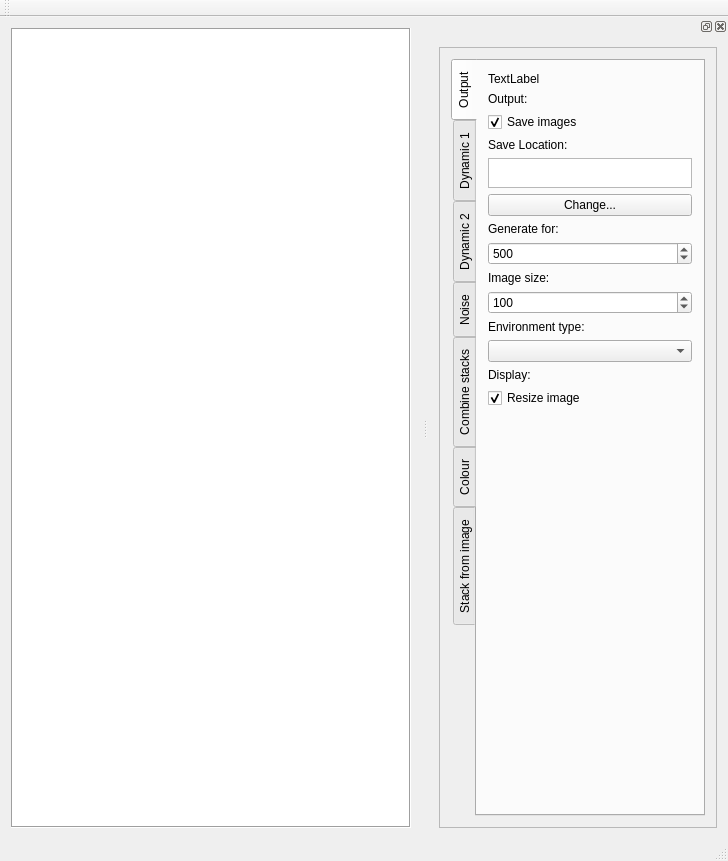
This is utility/envirogen/mainwindow.ui in palaeoware/revosim as Qt 5 draws it before an edit. The edited form follows.
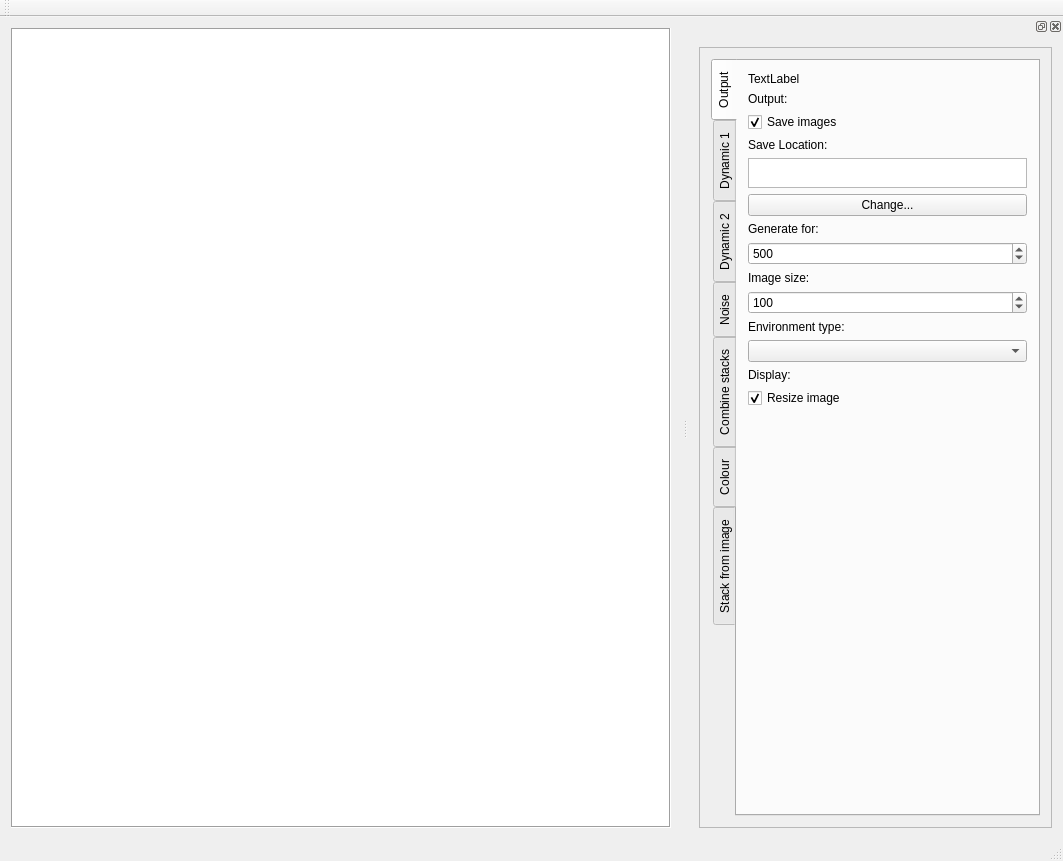
This is the edited form.

The edit to the form file:
```diff
--- a/utility/envirogen/mainwindow.ui
+++ b/utility/envirogen/mainwindow.ui
@@ -6,7 +6,7 @@
    <rect>
     <x>0</x>
     <y>0</y>
-    <width>723</width>
+    <width>1063</width>
     <height>861</height>
    </rect>
   </property>
@@ -178,10 +178,13 @@
               </property>
               <property name="html">
                <string>&lt;!DOCTYPE HTML PUBLIC &quot;-//W3C//DTD HTML 4.0//EN&quot; &quot;http://www.w3.org/TR/REC-html40/strict.dtd&quot;&gt;
-&lt;html&gt;&lt;head&gt;&lt;meta name=&quot;qrichtext&quot; content=&quot;1&quot; /&gt;&lt;style type=&quot;text/css&quot;&gt;
+&lt;html&gt;&lt;head&gt;&lt;meta name=&quot;qrichtext&quot; content=&quot;1&quot; /&gt;&lt;meta charset=&quot;utf-8&quot; /&gt;&lt;style type=&quot;text/css&quot;&gt;
 p, li { white-space: pre-wrap; }
-&lt;/style&gt;&lt;/head&gt;&lt;body style=&quot; font-family:'MS Shell Dlg 2'; font-size:7.8pt; font-weight:400; font-style:normal;&quot;&gt;
-&lt;p style=&quot;-qt-paragraph-type:empty; margin-top:0px; margin-bottom:0px; margin-left:0px; margin-right:0px; -qt-block-indent:0; text-indent:0px; font-family:'Ubuntu'; font-size:11pt;&quot;&gt;&lt;br /&gt;&lt;/p&gt;&lt;/body&gt;&lt;/html&gt;</string>
+hr { height: 1px; border-width: 0; }
+li.unchecked::marker { content: &quot;\2610&quot;; }
+li.checked::marker { content: &quot;\2612&quot;; }
+&lt;/style&gt;&lt;/head&gt;&lt;body style=&quot; font-family:'Ubuntu'; font-size:11pt; font-weight:400; font-style:normal;&quot;&gt;
+&lt;p style=&quot;-qt-paragraph-type:empty; margin-top:0px; margin-bottom:0px; margin-left:0px; margin-right:0px; -qt-block-indent:0; text-indent:0px;&quot;&gt;&lt;br /&gt;&lt;/p&gt;&lt;/body&gt;&lt;/html&gt;</string>
               </property>
              </widget>
             </item>
```
Left out of the diff: 4 changed lines with no effect on the pictures.
